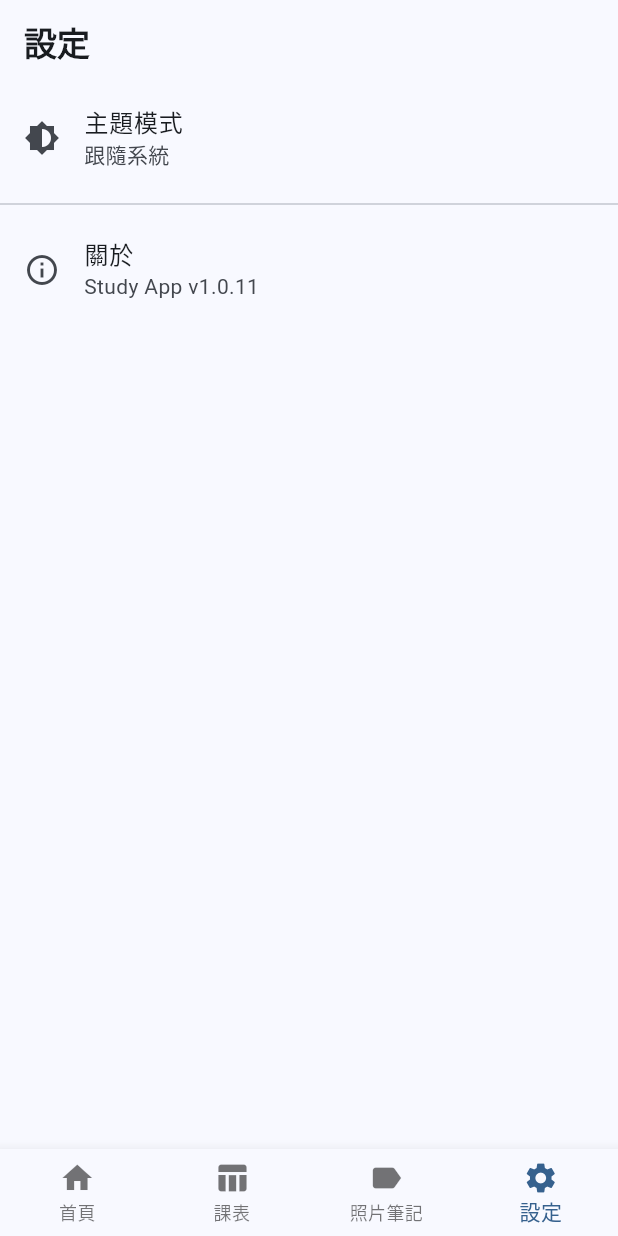
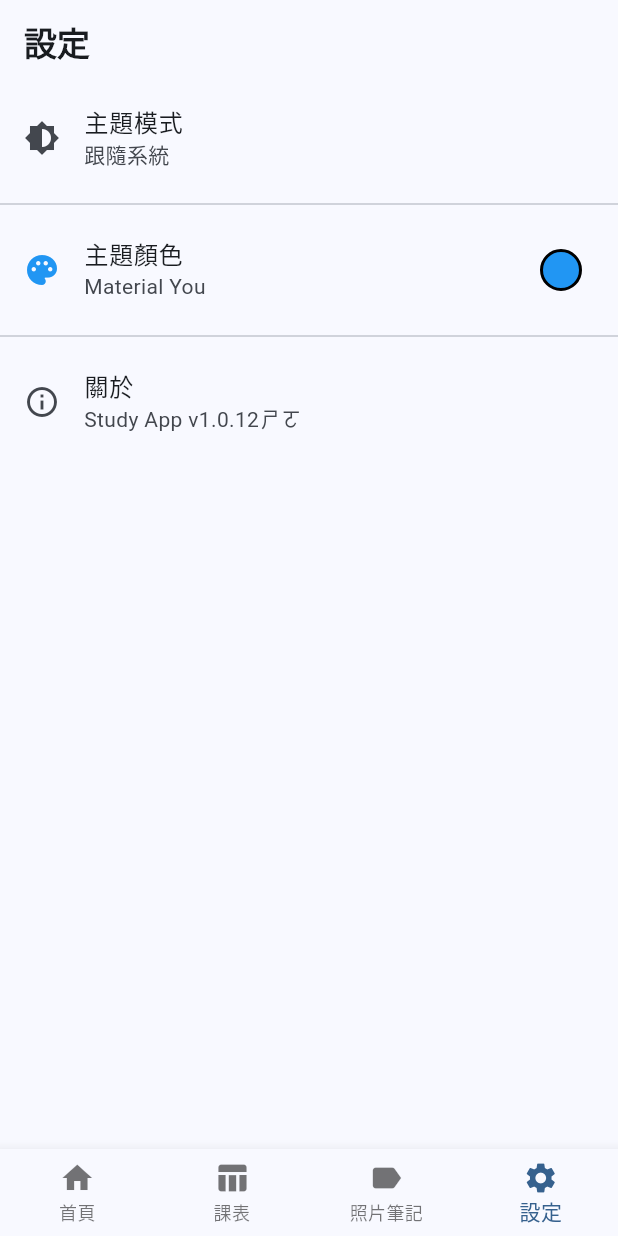
Before and after one commit to chenyili1215/study_app, a Flutter app: the screen it shows after launch, item 4 of the bottom bar chosen, after a tap on "關於", on a phone screen of 412 x 824 dp. Run offline on Flutter 3.47's test engine with Material 3 defaults, Android fonts, the phone set to English and light mode, and no system bars; our stand-ins replace csv, file_picker, image_picker, photo_view, share_plus, shared_preferences; missing offline and left inert: excel.

Commit message:
新增主題選取

```diff
--- a/lib/main.dart
+++ b/lib/main.dart
@@ -28,17 +28,26 @@ class TimetableData {
 }
 
 ValueNotifier<ThemeMode> themeModeNotifier = ValueNotifier(ThemeMode.system);
+ValueNotifier<Color> seedColorNotifier = ValueNotifier(Colors.blue);
 
 void main() {
-  runApp(ValueListenableBuilder<ThemeMode>(
-    valueListenable: themeModeNotifier,
-    builder: (context, mode, _) => MyApp(themeMode: mode),
-  ));
+  runApp(
+    ValueListenableBuilder<Color>(
+      valueListenable: seedColorNotifier,
+      builder: (context, seedColor, _) {
+        return ValueListenableBuilder<ThemeMode>(
+          valueListenable: themeModeNotifier,
+          builder: (context, mode, _) => MyApp(themeMode: mode, seedColor: seedColor),
+        );
+      },
+    ),
+  );
 }
 
 class MyApp extends StatelessWidget {
   final ThemeMode themeMode;
-  const MyApp({super.key, required this.themeMode});
+  final Color seedColor;
+  const MyApp({super.key, required this.themeMode, required this.seedColor});
 
   @override
   Widget build(BuildContext context) {
@@ -46,13 +55,13 @@ class MyApp extends StatelessWidget {
       title: 'Study App',
       theme: ThemeData(
         useMaterial3: true,
-        colorScheme: ColorScheme.fromSeed(seedColor: Colors.blue),
+        colorScheme: ColorScheme.fromSeed(seedColor: seedColor),
         brightness: Brightness.light,
       ),
       darkTheme: ThemeData(
         useMaterial3: true,
         colorScheme: ColorScheme.fromSeed(
-          seedColor: Colors.blue,
+          seedColor: seedColor,
           brightness: Brightness.dark,
         ),
         brightness: Brightness.dark,
--- a/lib/settings_page.dart
+++ b/lib/settings_page.dart
@@ -1,5 +1,6 @@
 import 'package:flutter/material.dart';
 import 'main.dart'; // 匯入 themeModeNotifier
+import 'package:shared_preferences/shared_preferences.dart';
 
 class SettingsPage extends StatefulWidget {
   const SettingsPage({super.key});
@@ -11,6 +12,47 @@ class SettingsPage extends StatefulWidget {
 class _SettingsPageState extends State<SettingsPage> {
   ThemeMode get _themeMode => themeModeNotifier.value;
   int _aboutTapCount = 0;
+
+  // 新增主色管理
+  final List<Color> _seedColors = [
+    Colors.blue,
+    Colors.green,
+    Colors.purple,
+    Colors.orange,
+    Colors.red,
+    Colors.teal,
+    Colors.pink,
+    Colors.brown,
+    Colors.indigo,
+    Colors.cyan,
+    Colors.amber,
+    Colors.deepOrange,
+  ];
+  Color _selectedColor = Colors.blue;
+
+  @override
+  void initState() {
+    super.initState();
+    _loadSeedColor();
+  }
+
+  Future<void> _loadSeedColor() async {
+    final prefs = await SharedPreferences.getInstance();
+    final colorValue = prefs.getInt('seedColor') ?? Colors.blue.value;
+    setState(() {
+      _selectedColor = Color(colorValue);
+    });
+    seedColorNotifier.value = _selectedColor;
+  }
+
+  Future<void> _setSeedColor(Color color) async {
+    final prefs = await SharedPreferences.getInstance();
+    await prefs.setInt('seedColor', color.value);
+    setState(() {
+      _selectedColor = color;
+    });
+    seedColorNotifier.value = color; // 這行會即時套用主題色
+  }
 
   void _chooseTheme() async {
     final mode = await showModalBottomSheet<ThemeMode>(
@@ -69,6 +111,52 @@ class _SettingsPageState extends State<SettingsPage> {
     );
   }
 
+  void _showColorPicker() async {
+    final picked = await showDialog<Color>(
+      context: context,
+      builder: (context) => AlertDialog(
+        title: const Text('選擇主題顏色'),
+        content: SizedBox(
+          width: double.maxFinite,
+          child: GridView.count(
+            crossAxisCount: 4,
+            shrinkWrap: true,
+            children: _seedColors.map((color) {
+              return GestureDetector(
+                onTap: () => Navigator.of(context).pop(color),
+                child: Container(
+                  margin: const EdgeInsets.all(8),
+                  decoration: BoxDecoration(
+                    color: color,
+                    shape: BoxShape.circle,
+                    border: Border.all(
+                      color: color == _selectedColor ? Colors.black : Colors.transparent,
+                      width: 3,
+                    ),
+                  ),
+                  width: 40,
+                  height: 40,
+                  child: color == _selectedColor
+                      ? const Icon(Icons.check, color: Colors.white)
+                      : null,
+                ),
+              );
+            }).toList(),
+          ),
+        ),
+        actions: [
+          TextButton(
+            child: const Text('取消'),
+            onPressed: () => Navigator.of(context).pop(),
+          ),
+        ],
+      ),
+    );
+    if (picked != null) {
+      await _setSeedColor(picked);
+    }
+  }
+
   @override
   Widget build(BuildContext context) {
     final colorScheme = Theme.of(context).colorScheme;
@@ -88,9 +176,25 @@ class _SettingsPageState extends State<SettingsPage> {
           ),
           const Divider(),
           ListTile(
+            leading: Icon(Icons.palette, color: _selectedColor),
+            title: const Text('主題顏色'),
+            subtitle: const Text('Material You'),
+            trailing: Container(
+              width: 28,
+              height: 28,
+              decoration: BoxDecoration(
+                color: _selectedColor,
+                shape: BoxShape.circle,
+                border: Border.all(color: Colors.black, width: 2),
+              ),
+            ),
+            onTap: _showColorPicker,
+          ),
+          const Divider(),
+          ListTile(
             leading: const Icon(Icons.info_outline),
             title: const Text('關於'),
-            subtitle: const Text('Study App v1.0.11'),
+            subtitle: const Text('Study App v1.0.12ㄕㄛ'),
             onTap: () {
               _aboutTapCount++;
               if (_aboutTapCount >= 5) {
```
Also changed, not shown: 1 other file.
